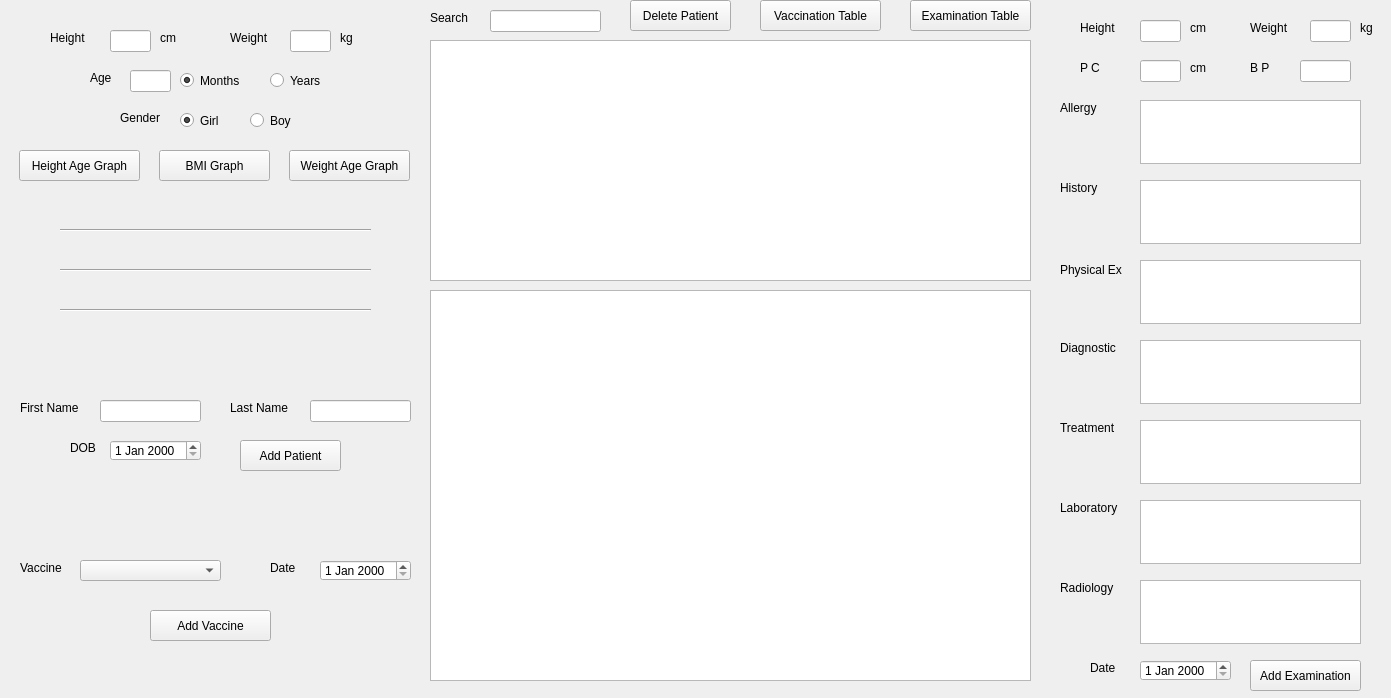
First picture: the form in calculations/gui.ui, repository mohibfd/Doctor-Project, before the edit.
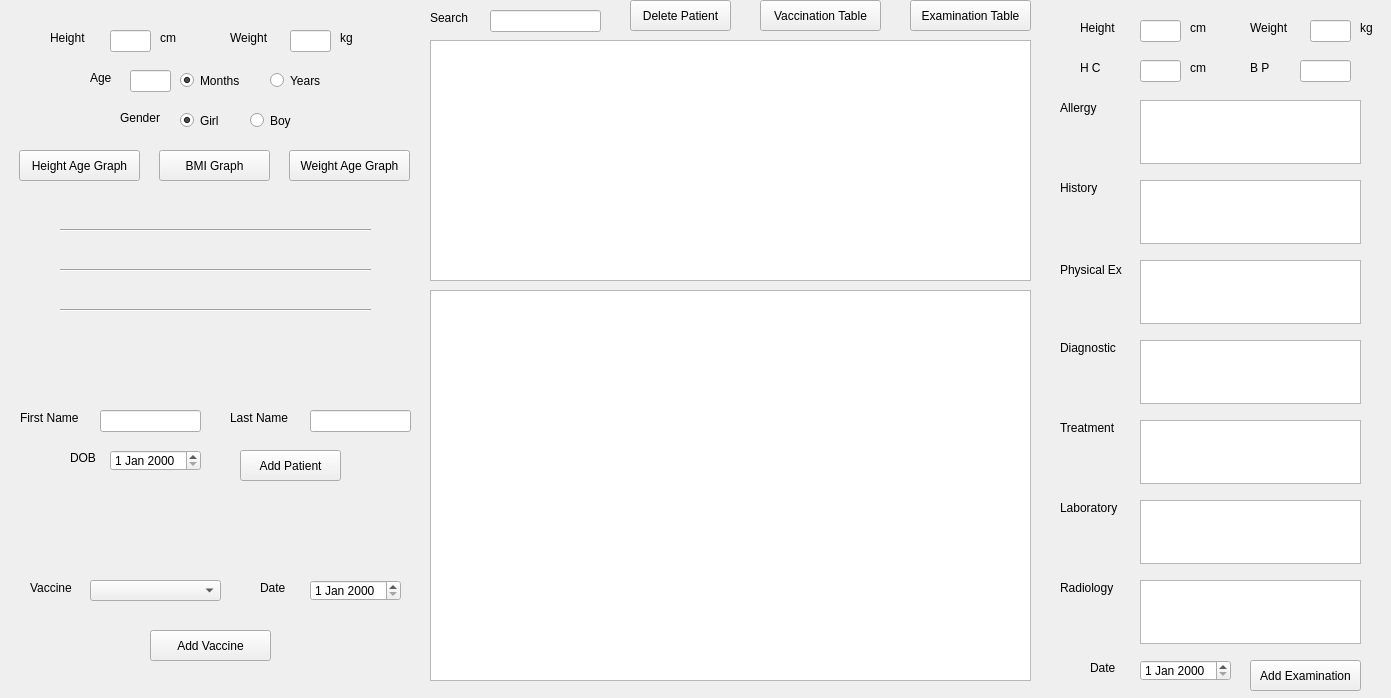
Second picture: the form after the edit.

Diff of the .ui file:
```diff
--- a/calculations/gui.ui
+++ b/calculations/gui.ui
@@ -297,7 +297,7 @@
    <property name="geometry">
     <rect>
      <x>240</x>
-     <y>440</y>
+     <y>450</y>
      <width>101</width>
      <height>31</height>
     </rect>
@@ -310,7 +310,7 @@
    <property name="geometry">
     <rect>
      <x>20</x>
-     <y>400</y>
+     <y>410</y>
      <width>71</width>
      <height>16</height>
     </rect>
@@ -323,7 +323,7 @@
    <property name="geometry">
     <rect>
      <x>100</x>
-     <y>400</y>
+     <y>410</y>
      <width>101</width>
      <height>22</height>
     </rect>
@@ -333,7 +333,7 @@
    <property name="geometry">
     <rect>
      <x>230</x>
-     <y>400</y>
+     <y>410</y>
      <width>71</width>
      <height>16</height>
     </rect>
@@ -346,7 +346,7 @@
    <property name="geometry">
     <rect>
      <x>310</x>
-     <y>400</y>
+     <y>410</y>
      <width>101</width>
      <height>22</height>
     </rect>
@@ -356,7 +356,7 @@
    <property name="geometry">
     <rect>
      <x>70</x>
-     <y>440</y>
+     <y>450</y>
      <width>31</width>
      <height>16</height>
     </rect>
@@ -444,7 +444,7 @@
    <property name="geometry">
     <rect>
      <x>110</x>
-     <y>440</y>
+     <y>450</y>
      <width>91</width>
      <height>21</height>
     </rect>
@@ -486,8 +486,8 @@
   <widget class="QLabel" name="label_13">
    <property name="geometry">
     <rect>
-     <x>20</x>
-     <y>560</y>
+     <x>30</x>
+     <y>580</y>
      <width>51</width>
      <height>16</height>
     </rect>
@@ -500,7 +500,7 @@
    <property name="geometry">
     <rect>
      <x>150</x>
-     <y>610</y>
+     <y>630</y>
      <width>121</width>
      <height>31</height>
     </rect>
@@ -512,9 +512,9 @@
   <widget class="QComboBox" name="vaccineDropdown">
    <property name="geometry">
     <rect>
-     <x>80</x>
-     <y>560</y>
-     <width>141</width>
+     <x>90</x>
+     <y>580</y>
+     <width>131</width>
      <height>21</height>
     </rect>
    </property>
@@ -522,8 +522,8 @@
   <widget class="QLabel" name="label_14">
    <property name="geometry">
     <rect>
-     <x>270</x>
-     <y>560</y>
+     <x>260</x>
+     <y>580</y>
      <width>31</width>
      <height>16</height>
     </rect>
@@ -535,8 +535,8 @@
   <widget class="QDateEdit" name="vaccineDateInput">
    <property name="geometry">
     <rect>
-     <x>320</x>
-     <y>560</y>
+     <x>310</x>
+     <y>580</y>
      <width>91</width>
      <height>21</height>
     </rect>
@@ -552,7 +552,7 @@
     </rect>
    </property>
    <property name="text">
-    <string>P C</string>
+    <string>H C</string>
    </property>
   </widget>
   <widget class="QLineEdit" name="headCircumferenceInput">
```
